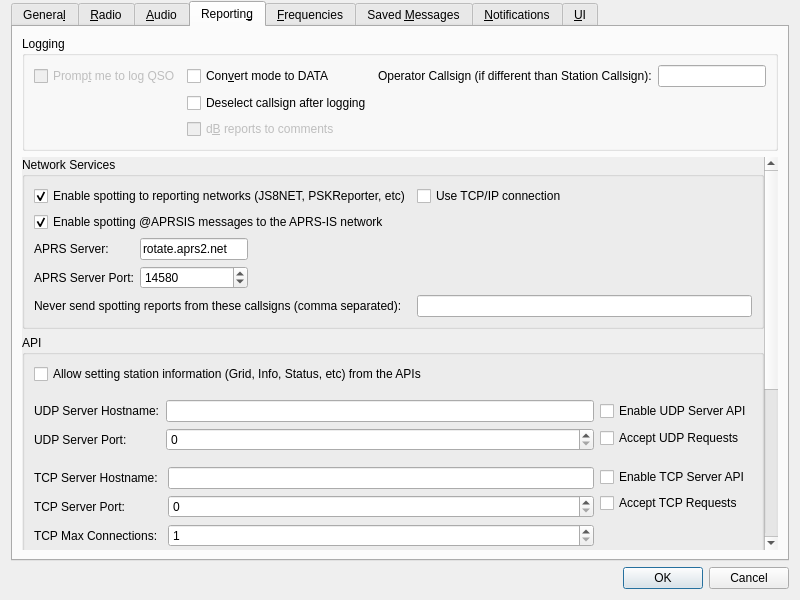
The window that Configuration.ui (bazineta/js8call) describes before a commit, drawn with Qt 5.
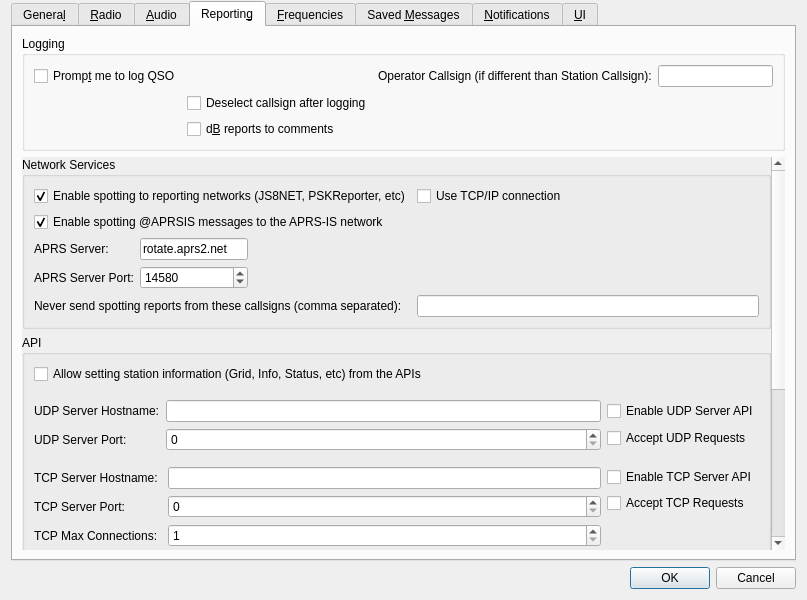
The same window after the commit. The open tabs and pages were chosen to show the change. Custom widgets are drawn as their Qt base class.

Commit message: Dead code removal log_as_DATA

```diff
--- a/Configuration.ui
+++ b/Configuration.ui
@@ -6,7 +6,7 @@
    <rect>
     <x>0</x>
     <y>0</y>
-    <width>800</width>
+    <width>807</width>
     <height>600</height>
    </rect>
   </property>
@@ -2161,7 +2161,7 @@
             <item row="2" column="1">
              <widget class="QCheckBox" name="report_in_comments_check_box">
               <property name="enabled">
-               <bool>false</bool>
+               <bool>true</bool>
               </property>
               <property name="visible">
                <bool>false</bool>
@@ -2203,7 +2203,7 @@
             <item row="0" column="0">
              <widget class="QCheckBox" name="prompt_to_log_check_box">
               <property name="enabled">
-               <bool>false</bool>
+               <bool>true</bool>
               </property>
               <property name="visible">
                <bool>false</bool>
@@ -2223,19 +2223,6 @@
               </property>
              </widget>
             </item>
-            <item row="0" column="1">
-             <widget class="QCheckBox" name="log_as_RTTY_check_box">
-              <property name="visible">
-               <bool>false</bool>
-              </property>
-              <property name="toolTip">
-               <string>Some logging programs will not accept JT-65 or JT9 as a recognized mode.</string>
-              </property>
-              <property name="text">
-               <string>Con&amp;vert mode to DATA</string>
-              </property>
-             </widget>
-            </item>
            </layout>
           </item>
          </layout>
@@ -2260,7 +2247,7 @@
            <rect>
             <x>0</x>
             <y>0</y>
-            <width>730</width>
+            <width>737</width>
             <height>728</height>
            </rect>
           </property>
```
Left out of the diff: 14 changed lines with no effect on the pictures. The commit also changes 5 other files.
